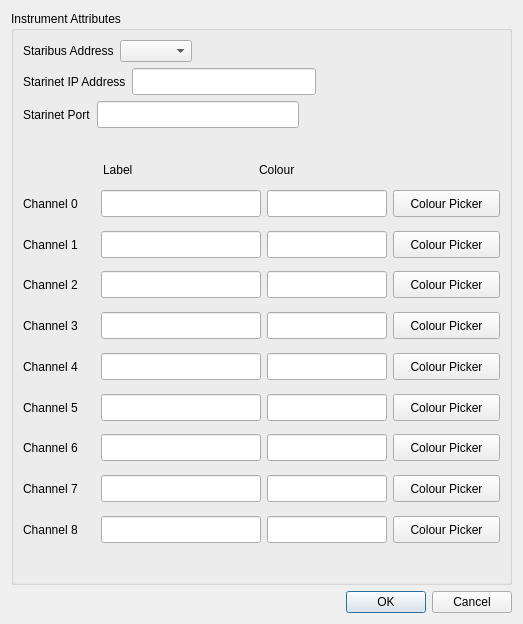
Old version of the form ui/instrumentAttributes.ui in the repository mhorn71/StarbaseMini.
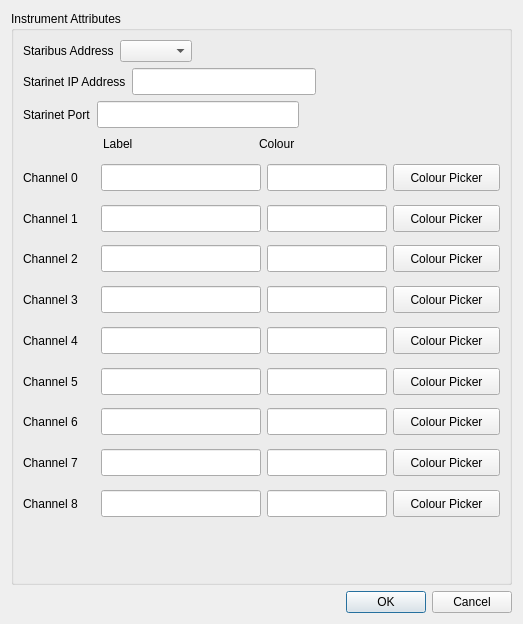
New version of the form.

Commit message: Removed spacer between Starinet Port and Channel  labels.

The edit to the form file:
```diff
--- a/ui/instrumentAttributes.ui
+++ b/ui/instrumentAttributes.ui
@@ -35,8 +35,8 @@
       <string>Instrument Attributes</string>
      </property>
      <layout class="QGridLayout" name="gridLayout_4">
-      <item row="1" column="0">
-       <spacer name="verticalSpacer">
+      <item row="2" column="0">
+       <spacer name="verticalSpacer_2">
         <property name="orientation">
          <enum>Qt::Vertical</enum>
         </property>
@@ -157,7 +157,7 @@
         </item>
        </layout>
       </item>
-      <item row="2" column="0">
+      <item row="1" column="0">
        <layout class="QGridLayout" name="gridLayout_2">
         <item row="1" column="0">
          <layout class="QHBoxLayout" name="horizontalLayout_4">
@@ -944,19 +944,6 @@
         </item>
        </layout>
       </item>
-      <item row="3" column="0">
-       <spacer name="verticalSpacer_2">
-        <property name="orientation">
-         <enum>Qt::Vertical</enum>
-        </property>
-        <property name="sizeHint" stdset="0">
-         <size>
-          <width>20</width>
-          <height>40</height>
-         </size>
-        </property>
-       </spacer>
-      </item>
      </layout>
     </widget>
    </item>
```
The commit also changes 1 other file.
